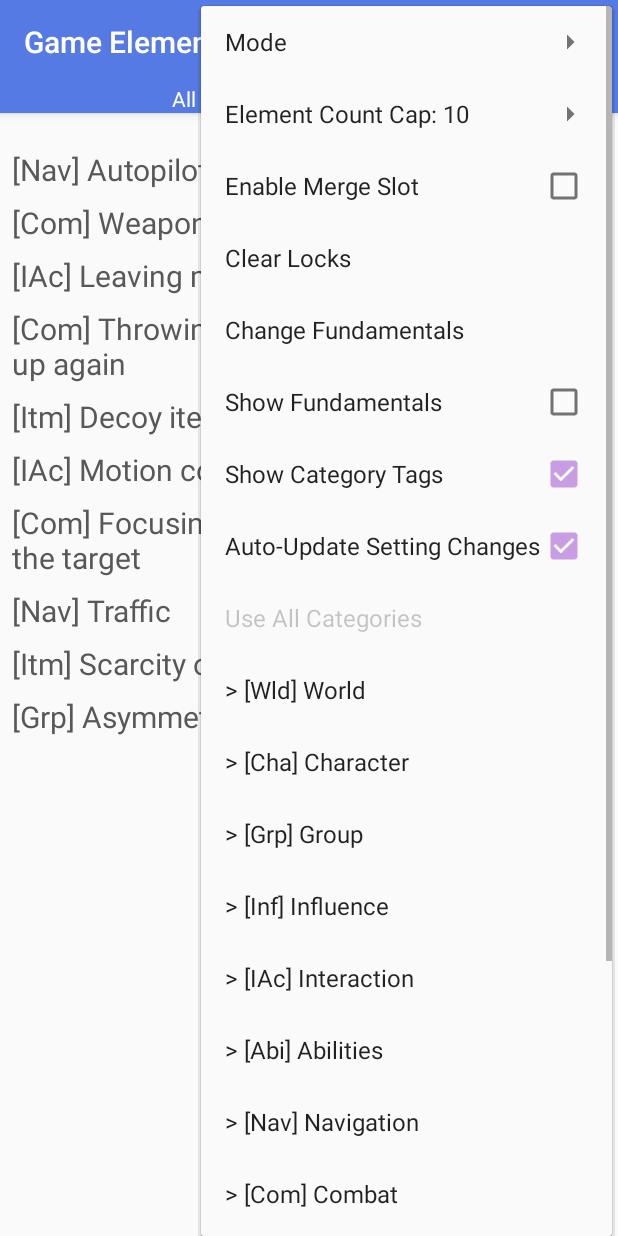
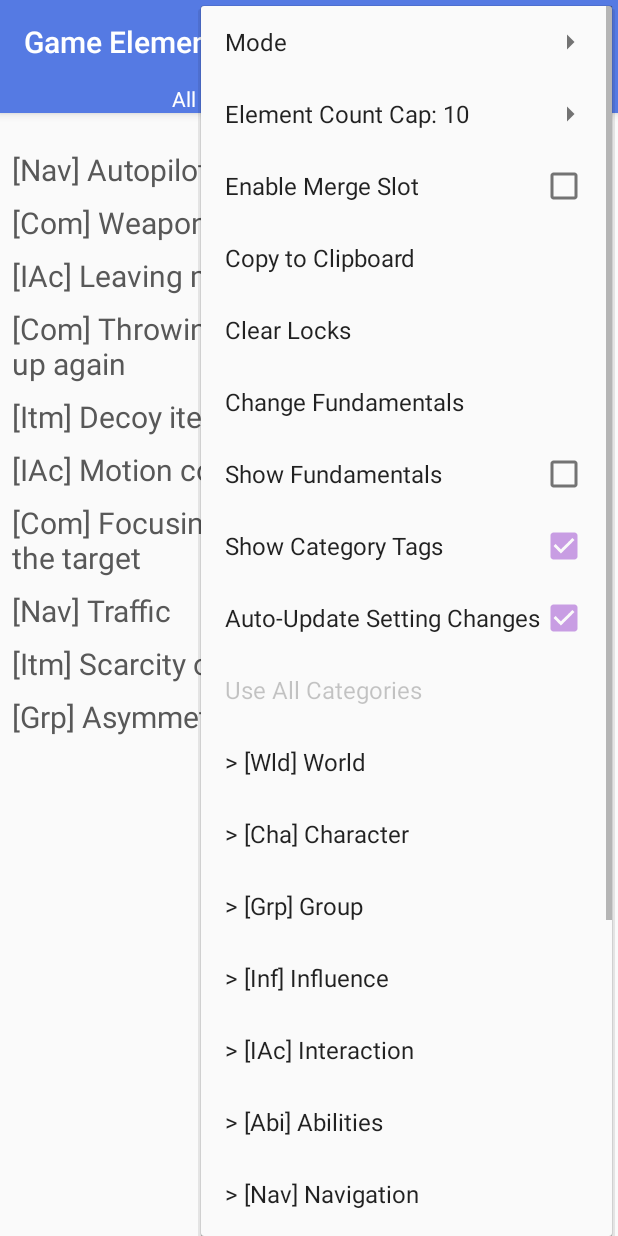
Before and after one commit to Archisto/card-archive-android, an Android app: the screen it shows after launch (MainActivity), with the options menu open, on a phone screen of 412 x 824 dp. Run offline under Robolectric (Android 15) with nearby library versions, the phone set to English and light mode, and no system bars.

Commit message:
Implemented copying to clipboard

```diff
--- a/app/src/main/res/menu/menu_main.xml
+++ b/app/src/main/res/menu/menu_main.xml
@@ -80,6 +80,10 @@
         android:id="@+id/action_mergeSlotToggle"
         android:title="@string/action_mergeSlot"
         android:checkable="true"
+        app:showAsAction="never" />
+    <item
+        android:id="@+id/action_copyToClipboard"
+        android:title="@string/action_copyToClipboard"
         app:showAsAction="never" />
     <item
         android:id="@+id/action_clearCards"
--- a/app/src/main/res/values/strings.xml
+++ b/app/src/main/res/values/strings.xml
@@ -3,6 +3,7 @@
     <string name="app_name_full">Card Archive: Game Elements</string>
     <string name="title_activity_help">Help</string>
     <string name="action_settings">Settings</string>
+    <string name="action_copyToClipboard">Copy to Clipboard</string>
     <string name="action_clearCards">Clear</string>
     <string name="action_clearLocks">Clear Locks</string>
     <string name="action_changeFundamentals">Change Fundamentals</string>
@@ -39,6 +40,7 @@
     <string name="mergeSlotTip_right">... Now try right!</string>
     <string name="mergeSelected_leftSide">Merge left side: \"%s\"</string>
     <string name="mergeSelected_rightSide">Merge right side: \"%s\"</string>
+    <string name="copiedToClipboard">Elements copied to clipboard</string>
     <string name="help_text">
         "\nGame Elements was designed and developed by Lauri Kosonen."
 
```
Also changed, not shown: app/src/main/java/com/laurikosonen/cardarchive/MainActivity.java (+29 -0 lines).
